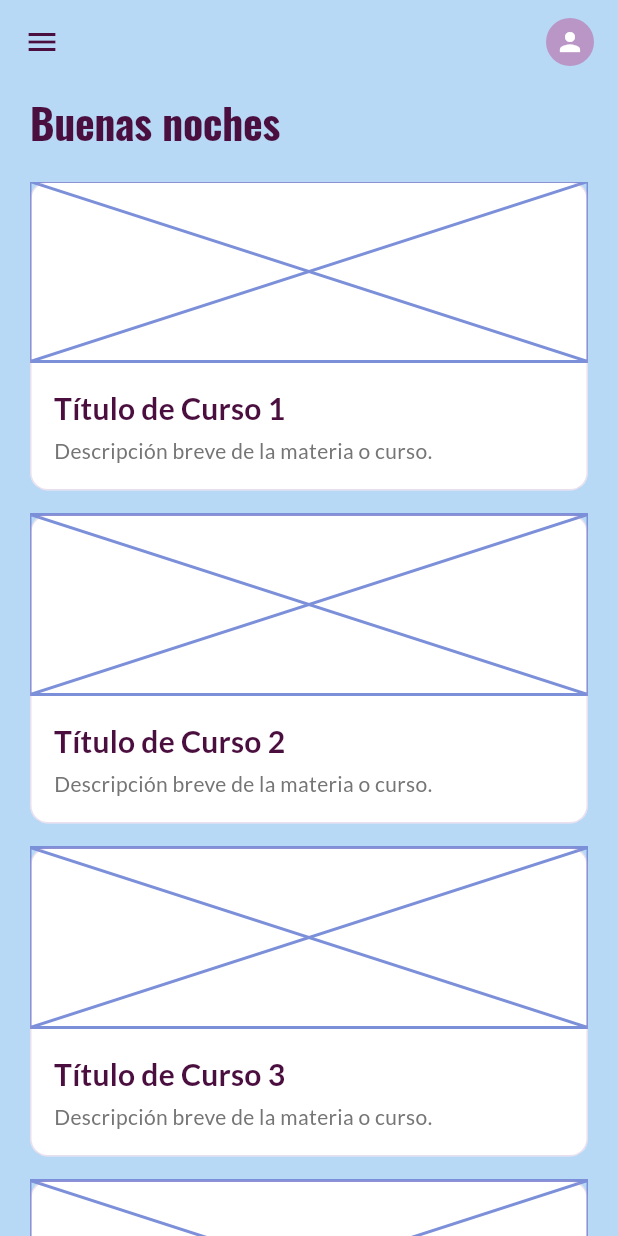
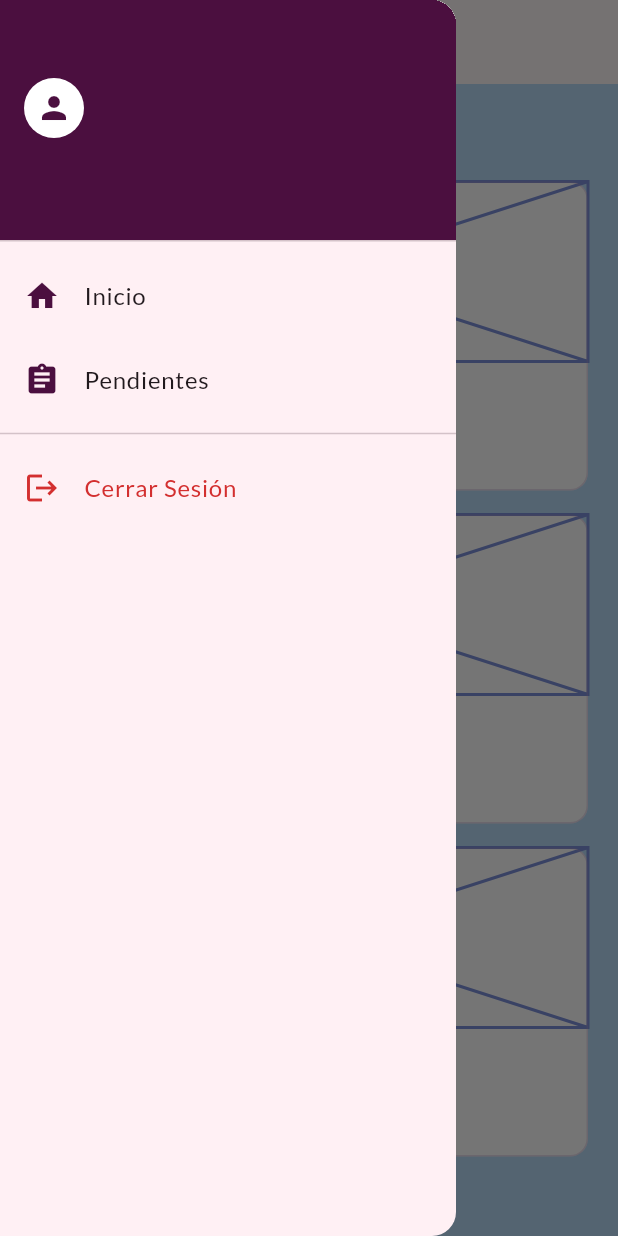
Before and after one commit to Aron-117/App_Lideres-priv, a Flutter app: the HomeScreen screen opened by its route, with the side drawer open (before the commit the screen has no drawer), on a phone screen of 412 x 824 dp. Run offline on Flutter 3.47's test engine with Material 3 defaults, Android fonts, the phone set to English and light mode, and no system bars; our stand-ins replace google_fonts; accounts and stored records are empty.

Commit message:
segunda vercion

```diff
--- /dev/null
+++ b/lib/core/models/course_model.dart
@@ -0,0 +1,12 @@
+class Course {
+  final String id;
+  final String title;
+  final String description;
+
+  Course({required this.id, required this.title, required this.description});
+
+  // Esto es vital para cuando el backend te mande el JSON
+  factory Course.fromJson(Map<String, dynamic> json) {
+    return Course(id: json['id'], title: json['title'], description: json['description']);
+  }
+}
--- /dev/null
+++ b/lib/core/models/user_model.dart
@@ -0,0 +1,20 @@
+import '../utils/user_roles.dart';
+
+class User {
+  final String id;
+  final String name;
+  final String email;
+  final UserRole role;
+
+  User({required this.id, required this.name, required this.email, required this.role});
+
+  factory User.fromJson(Map<String, dynamic> json) {
+    // Convertimos el string del JSON al Enum estricto de Dart
+    UserRole parsedRole = UserRole.values.firstWhere(
+      (e) => e.name == json['role'],
+      orElse: () => UserRole.student, // Fallback de seguridad
+    );
+
+    return User(id: json['id'], name: json['name'], email: json['email'], role: parsedRole);
+  }
+}
--- /dev/null
+++ b/lib/core/providers/auth_provider.dart
@@ -0,0 +1,48 @@
+import 'package:flutter/material.dart';
+import '../models/user_model.dart';
+import '../../services/mock_auth_service.dart';
+
+class AuthProvider extends ChangeNotifier {
+  final MockAuthService _service = MockAuthService();
+
+  User? _currentUser;
+  String? _jwtToken;
+  bool _isLoading = false;
+  String? _errorMessage;
+
+  // Getters
+  User? get currentUser => _currentUser;
+  bool get isAuthenticated => _jwtToken != null && _currentUser != null;
+  bool get isLoading => _isLoading;
+  String? get errorMessage => _errorMessage;
+
+  // Método que la UI llamará al presionar "Sign In"
+  Future<bool> signIn(String email, String password) async {
+    _isLoading = true;
+    _errorMessage = null;
+    notifyListeners();
+
+    try {
+      // Flujo de 2 pasos exigido por la arquitectura
+      _jwtToken = await _service.login(email, password);
+      _currentUser = await _service.getProfile(_jwtToken!);
+
+      _isLoading = false;
+      notifyListeners();
+      return true; // Éxito
+    } catch (e) {
+      _errorMessage = e.toString().replaceAll('Exception: ', '');
+      _jwtToken = null;
+      _currentUser = null;
+      _isLoading = false;
+      notifyListeners();
+      return false; // Fallo
+    }
+  }
+
+  void logout() {
+    _jwtToken = null;
+    _currentUser = null;
+    notifyListeners();
+  }
+}
--- /dev/null
+++ b/lib/core/providers/course_provider.dart
@@ -0,0 +1,32 @@
+import 'package:flutter/material.dart';
+import '../models/course_model.dart';
+import '../../services/mock_course_service.dart';
+
+class CourseProvider extends ChangeNotifier {
+  final MockCourseService _service = MockCourseService();
+
+  List<Course> _courses = [];
+  bool _isLoading = false;
+  String? _errorMessage;
+
+  // Getters para que la vista pueda leer los datos
+  List<Course> get courses => _courses;
+  bool get isLoading => _isLoading;
+  String? get errorMessage => _errorMessage;
+
+  // Método para buscar los datos
+  Future<void> loadCourses() async {
+    _isLoading = true;
+    _errorMessage = null;
+    notifyListeners(); // Le avisa a la pantalla que muestre el "Cargando..."
+
+    try {
+      _courses = await _service.fetchCourses();
+    } catch (e) {
+      _errorMessage = e.toString();
+    } finally {
+      _isLoading = false;
+      notifyListeners(); // Le avisa a la pantalla que ya terminó (con éxito o error)
+    }
+  }
+}
--- /dev/null
+++ b/lib/core/widgets/custom_drawer.dart
@@ -0,0 +1,83 @@
+import 'package:app_lideres/core/utils/user_roles.dart';
+import 'package:flutter/material.dart';
+import 'package:provider/provider.dart';
+import '../theme/app_colors.dart';
+import '../utils/app_routes.dart';
+import '../providers/auth_provider.dart';
+
+class CustomDrawer extends StatelessWidget {
+  const CustomDrawer({super.key});
+
+  @override
+  Widget build(BuildContext context) {
+    // Leemos el rol para saber qué botones mostrar
+    final auth = context.watch<AuthProvider>();
+    final user = auth.currentUser;
+    final bool canManageUsers = user?.role.canManageUsers ?? false;
+
+    return Drawer(
+      child: ListView(
+        padding: EdgeInsets.zero,
+        children: [
+          DrawerHeader(
+            decoration: const BoxDecoration(color: AppColors.primaryDark),
+            child: Column(
+              crossAxisAlignment: CrossAxisAlignment.start,
+              mainAxisAlignment: MainAxisAlignment.end,
+              children: [
+                const CircleAvatar(
+                  backgroundColor: AppColors.surfaceWhite,
+                  child: Icon(Icons.person, color: AppColors.primaryDark),
+                ),
+                const SizedBox(height: 12),
+                Text(
+                  user?.name ?? 'Usuario',
+                  style: const TextStyle(color: AppColors.surfaceWhite, fontSize: 18),
+                ),
+                Text(
+                  user?.email ?? '',
+                  style: const TextStyle(color: AppColors.surfaceWhite, fontSize: 14),
+                ),
+              ],
+            ),
+          ),
+          ListTile(
+            leading: const Icon(Icons.home, color: AppColors.primaryDark),
+            title: const Text('Inicio'),
+            onTap: () {
+              Navigator.pop(context); // Cierra el menú
+              Navigator.pushReplacementNamed(context, AppRoutes.home);
+            },
+          ),
+          ListTile(
+            leading: const Icon(Icons.assignment, color: AppColors.primaryDark),
+            title: const Text('Pendientes'),
+            onTap: () {
+              Navigator.pop(context);
+              Navigator.pushNamed(context, AppRoutes.pendientes);
+            },
+          ),
+          // Solo mostramos Administración si tiene permisos
+          if (canManageUsers)
+            ListTile(
+              leading: const Icon(Icons.admin_panel_settings, color: AppColors.primaryDark),
+              title: const Text('Administración'),
+              onTap: () {
+                Navigator.pop(context);
+                Navigator.pushNamed(context, AppRoutes.admin);
+              },
+            ),
+          const Divider(),
+          ListTile(
+            leading: const Icon(Icons.logout, color: AppColors.error),
+            title: const Text('Cerrar Sesión', style: TextStyle(color: AppColors.error)),
+            onTap: () {
+              auth.logout();
+              // El AuthWrapper en main.dart detectará el cambio y lo mandará al login
+            },
+          ),
+        ],
+      ),
+    );
+  }
+}
--- a/lib/features/home/home_screen.dart
+++ b/lib/features/home/home_screen.dart
@@ -1,36 +1,36 @@
 import 'package:flutter/material.dart';
+import 'package:provider/provider.dart'; // Importante
 import '../../core/theme/app_colors.dart';
 import '../../core/widgets/course_card.dart';
+import '../../core/providers/course_provider.dart'; // Importante
+import '../../core/utils/app_routes.dart'; // Para navegar al detalle de la materia
+import '../../core/widgets/custom_drawer.dart';
 
-class HomeScreen extends StatelessWidget {
+class HomeScreen extends StatefulWidget {
   const HomeScreen({super.key});
+
+  @override
+  State<HomeScreen> createState() => _HomeScreenState();
+}
+
+class _HomeScreenState extends State<HomeScreen> {
+  @override
+  void initState() {
+    super.initState();
+    // Ejecutamos la búsqueda de cursos justo cuando la pantalla se crea
+    WidgetsBinding.instance.addPostFrameCallback((_) {
+      context.read<CourseProvider>().loadCourses();
+    });
+  }
 
   @override
   Widget build(BuildContext context) {
     return Scaffold(
       backgroundColor: AppColors.backgroundLight,
+      drawer: const CustomDrawer(), // AGREGAR ESTA LÍNEA
       appBar: AppBar(
-        backgroundColor: Colors.transparent,
-        elevation: 0,
-
-        leading: IconButton(
-          icon: const Icon(Icons.menu, color: AppColors.primaryDark),
-          onPressed: () {},
-        ),
-        // Ícono de Perfil
-        actions: [
-          IconButton(
-            icon: const CircleAvatar(
-              backgroundColor: AppColors.secondary,
-              radius: 16,
-              child: Icon(Icons.person, color: AppColors.surfaceWhite, size: 20),
-            ),
-            onPressed: () {
-              // Navegar al perfil
-            },
-          ),
-          const SizedBox(width: 8),
-        ],
+        // ... resto de tu código    appBar: AppBar(
+        // ... (Tu código del AppBar se mantiene igual)
       ),
       body: Padding(
         padding: const EdgeInsets.symmetric(horizontal: 20.0),
@@ -46,16 +46,39 @@ class HomeScreen extends StatelessWidget {
             ),
             const SizedBox(height: 24),
 
-            // Lista de cursos
+            // Aquí conectamos la UI con la lógica
             Expanded(
-              child: ListView.builder(
-                itemCount:
-                    4, //cantidad de cursos, esto se deberia reemplazará por datos reales después
-                itemBuilder: (context, index) {
-                  return CourseCard(
-                    title: 'Título de Curso ${index + 1}',
-                    description: 'Descripción breve de la materia o curso.',
-                    onTap: () {},
+              child: Consumer<CourseProvider>(
+                builder: (context, provider, child) {
+                  // Caso 1: Está cargando
+                  if (provider.isLoading) {
+                    return const Center(child: CircularProgressIndicator(color: AppColors.primary));
+                  }
+
+                  // Caso 2: Hubo un error
+                  if (provider.errorMessage != null) {
+                    return Center(child: Text('Error: ${provider.errorMessage}'));
+                  }
+
+                  // Caso 3: Éxito pero lista vacía
+                  if (provider.courses.isEmpty) {
+                    return const Center(child: Text('No tienes materias asignadas.'));
+                  }
+
+                  // Caso 4: Éxito con datos reales
+                  return ListView.builder(
+                    itemCount: provider.courses.length, // Ya no es '4'
+                    itemBuilder: (context, index) {
+                      final course = provider.courses[index];
+                      return CourseCard(
+                        title: course.title,
+                        description: course.description,
+                        onTap: () {
+                          // Navegar al detalle de la materia
+                          Navigator.pushNamed(context, AppRoutes.classDetail);
+                        },
+                      );
+                    },
                   );
                 },
               ),
--- /dev/null
+++ b/lib/services/mock_course_service.dart
@@ -0,0 +1,25 @@
+import '../core/models/course_model.dart';
+
+class MockCourseService {
+  // Simulamos una petición HTTP que tarda 2 segundos
+  Future<List<Course>> fetchCourses() async {
+    await Future.delayed(const Duration(seconds: 2));
+
+    // Aquí podrías simular un error descomentando la siguiente línea:
+    // throw Exception('Error de conexión con el servidor');
+
+    return [
+      Course(
+        id: 'c1',
+        title: 'Matemáticas Avanzadas',
+        description: 'Cálculo diferencial e integral.',
+      ),
+      Course(id: 'c2', title: 'Física Moderna', description: 'Termodinámica y mecánica cuántica.'),
+      Course(
+        id: 'c3',
+        title: 'Historia Universal',
+        description: 'Desde la prehistoria hasta la actualidad.',
+      ),
+    ];
+  }
+}
--- a/pubspec.yaml
+++ b/pubspec.yaml
@@ -35,6 +35,7 @@ dependencies:
   # Use with the CupertinoIcons class for iOS style icons.
   cupertino_icons: ^1.0.8
   google_fonts: ^8.0.2
+  provider: ^6.1.5+1
 
 dev_dependencies:
   flutter_test:
```
Also changed, not shown: lib/features/auth/login_screen.dart (+39 -6 lines), lib/features/courses/class_detail_screen.dart (+34 -16 lines), lib/main.dart (+35 -3 lines), lib/services/mock_auth_service.dart (added, +38 -0 lines), pubspec.lock.
